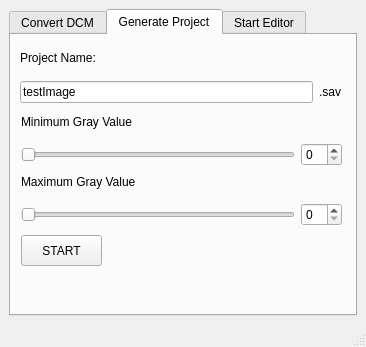
First picture: the form in gui/convertGui.ui, repository bison--/DICraft, before the edit.
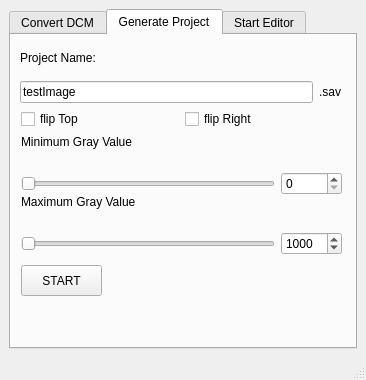
Second picture: the form after the edit. The open tabs and pages were chosen to show the change.

```diff
--- a/gui/convertGui.ui
+++ b/gui/convertGui.ui
@@ -7,7 +7,7 @@
     <x>0</x>
     <y>0</y>
     <width>366</width>
-    <height>347</height>
+    <height>380</height>
    </rect>
   </property>
   <property name="sizePolicy">
@@ -27,7 +27,7 @@
   </property>
   <widget class="QWidget" name="centralwidget">
    <layout class="QGridLayout" name="gridLayout">
-    <item row="0" column="1">
+    <item row="1" column="0">
      <widget class="QTabWidget" name="tabWidget">
       <property name="currentIndex">
        <number>0</number>
@@ -115,7 +115,7 @@
        <attribute name="title">
         <string>Generate Project</string>
        </attribute>
-       <widget class="QWidget" name="">
+       <widget class="QWidget" name="layoutWidget">
         <property name="geometry">
          <rect>
           <x>9</x>
@@ -156,7 +156,7 @@
         <property name="geometry">
          <rect>
           <x>10</x>
-          <y>200</y>
+          <y>230</y>
           <width>81</width>
           <height>31</height>
          </rect>
@@ -169,9 +169,9 @@
         <property name="geometry">
          <rect>
           <x>10</x>
-          <y>80</y>
+          <y>100</y>
           <width>321</width>
-          <height>51</height>
+          <height>60</height>
          </rect>
         </property>
         <layout class="QGridLayout" name="gridLayout_2">
@@ -183,10 +183,17 @@
           </widget>
          </item>
          <item row="1" column="1" alignment="Qt::AlignRight">
-          <widget class="QSpinBox" name="spinBox"/>
+          <widget class="QSpinBox" name="nutMinGray">
+           <property name="maximum">
+            <number>65535</number>
+           </property>
+          </widget>
          </item>
          <item row="1" column="0">
-          <widget class="QSlider" name="horizontalSlider">
+          <widget class="QSlider" name="sldMinGray">
+           <property name="maximum">
+            <number>65535</number>
+           </property>
            <property name="orientation">
             <enum>Qt::Horizontal</enum>
            </property>
@@ -198,9 +205,9 @@
         <property name="geometry">
          <rect>
           <x>10</x>
-          <y>140</y>
+          <y>160</y>
           <width>321</width>
-          <height>51</height>
+          <height>60</height>
          </rect>
         </property>
         <layout class="QGridLayout" name="gridLayout_3">
@@ -212,10 +219,20 @@
           </widget>
          </item>
          <item row="1" column="1" alignment="Qt::AlignRight">
-          <widget class="QSpinBox" name="spinBox_2"/>
+          <widget class="QSpinBox" name="nutMaxGray">
+           <property name="maximum">
+            <number>65535</number>
+           </property>
+           <property name="value">
+            <number>1000</number>
+           </property>
+          </widget>
          </item>
          <item row="1" column="0">
-          <widget class="QSlider" name="horizontalSlider_2">
+          <widget class="QSlider" name="sldMaxGray">
+           <property name="maximum">
+            <number>65535</number>
+           </property>
            <property name="orientation">
             <enum>Qt::Horizontal</enum>
            </property>
@@ -223,6 +240,32 @@
          </item>
         </layout>
        </widget>
+       <widget class="QWidget" name="layoutWidget">
+        <property name="geometry">
+         <rect>
+          <x>10</x>
+          <y>70</y>
+          <width>321</width>
+          <height>28</height>
+         </rect>
+        </property>
+        <layout class="QHBoxLayout" name="horizontalLayout_3">
+         <item>
+          <widget class="QCheckBox" name="chkFlipTop">
+           <property name="text">
+            <string>flip Top</string>
+           </property>
+          </widget>
+         </item>
+         <item>
+          <widget class="QCheckBox" name="chkFlipRight">
+           <property name="text">
+            <string>flip Right</string>
+           </property>
+          </widget>
+         </item>
+        </layout>
+       </widget>
       </widget>
       <widget class="QWidget" name="tab_3">
        <attribute name="title">
```
Left out of the diff: 51 changed lines with no effect on the pictures.
